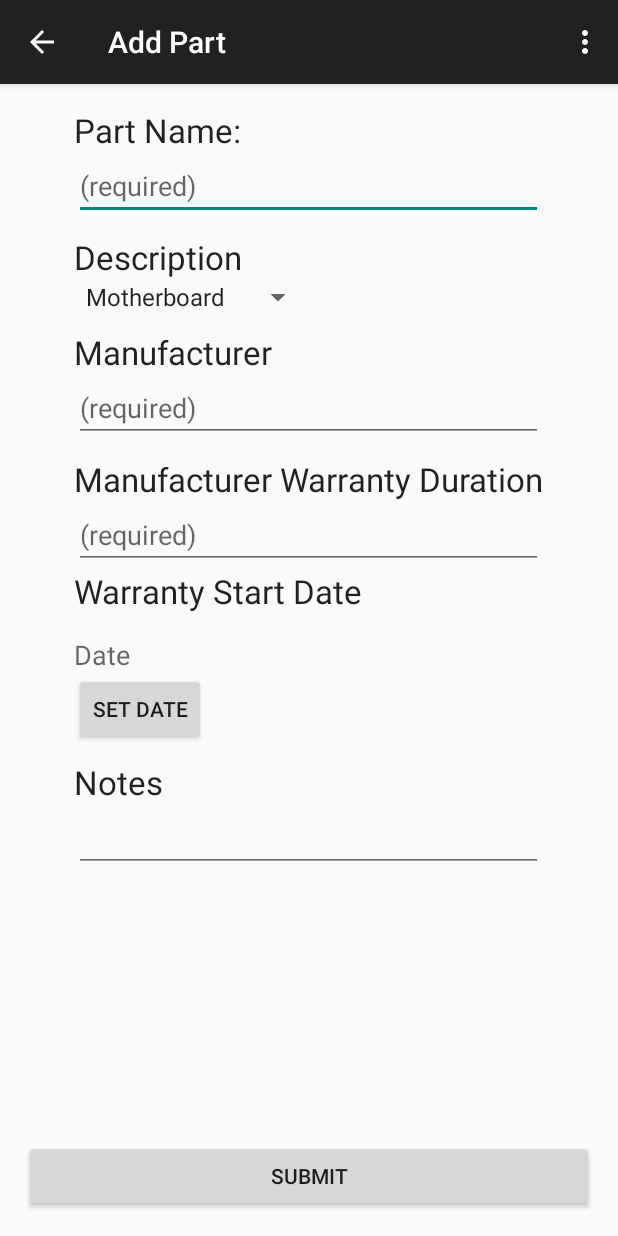
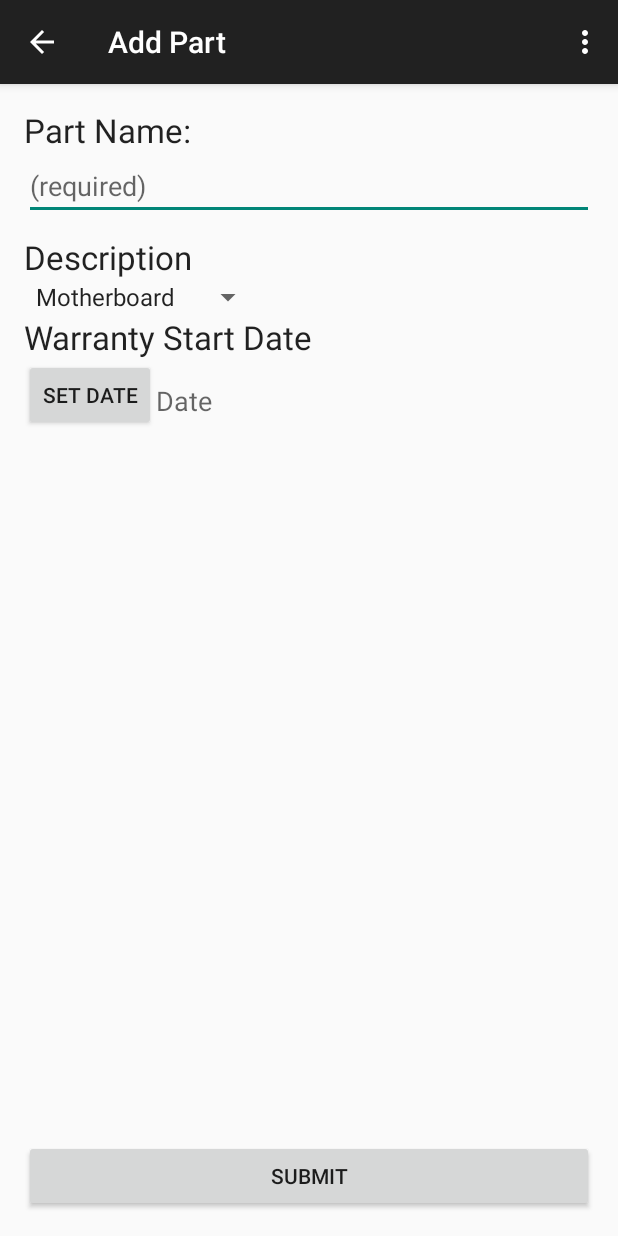
Before and after one commit to Wojonatior/PCPartPlanner, an Android app: the AddPartActivity screen opened directly, with no data from a screen before it, on a phone screen of 412 x 824 dp. Run offline under Robolectric (Android 15) with nearby library versions, the phone set to English and light mode, and no system bars.

Commit message:
Revert 9a7f47e..98b5087
This rolls back to commit 9a7f47ec2108c3209d195e882e5fd0aa1e2363cf.

```diff
--- a/app/src/main/java/cse202/jarekwojo/pcpartplanner/AddPartActivity.java
+++ b/app/src/main/java/cse202/jarekwojo/pcpartplanner/AddPartActivity.java
@@ -25,8 +25,6 @@ public class AddPartActivity extends ActionBarActivity {
 
     private static Date mDate;
     private static TextView mDateText;
-    private static TextView manufacturerText;
-    private static TextView warrantyDurationText;
     //Array of part types for the spinner
     String[] partTypes = new String[] {
         "Motherboard",
@@ -61,8 +59,6 @@ public class AddPartActivity extends ActionBarActivity {
 
         //Reference date
         mDateText = (TextView) findViewById(R.id.dateTextView);
-        manufacturerText = (TextView) findViewById(R.id.addPart_ManufacturerName);
-        warrantyDurationText = (TextView) findViewById(R.id.addPart_warrantyDuration);
 
         //Reference DatePickerButton & on click functionality
         Button datePickerButton = (Button) findViewById(R.id.datePickerButton);
@@ -84,21 +80,11 @@ public class AddPartActivity extends ActionBarActivity {
                 //Assign user input to variables
                 String name = nameTextView.getText().toString();
                 String type = (String) partTypeSpinner.getSelectedItem();
-                String manufacturer = manufacturerText.getText().toString();
-                String warrantyDuration = warrantyDurationText.getText().toString();
                 //Declare and package AddPartActivity return intent (on Activity Result)
                 Intent data = new Intent();
-<<<<<<< HEAD
                 // Add part
                 Part p = new Part(name, type, mDate);
                 data.putExtra(Part.PART_EXTRA, p);
-=======
-                data.putExtra(Part.nameExtra,name);
-                data.putExtra(Part.typeExtra,type);
-                data.putExtra(Part.dateExtra,mDate);
-                data.putExtra(Part.mfgExtra, manufacturer);
-                data.putExtra(Part.warrDurExtra, warrantyDuration);
->>>>>>> origin/master
                 setResult(RESULT_OK, data);
                 //End Activity
                 finish();
--- a/app/src/main/res/layout/activity_add_part.xml
+++ b/app/src/main/res/layout/activity_add_part.xml
@@ -6,15 +6,6 @@
     android:paddingBottom="@dimen/activity_vertical_margin"
     tools:context="cse202.jarekwojo.pcpartplanner.AddPartActivity"
     android:orientation="vertical">
-
-    <ScrollView
-        android:layout_width="wrap_content"
-        android:layout_height="wrap_content"
-        android:id="@+id/scrollView"
-        android:layout_alignParentBottom="false"
-        android:layout_centerHorizontal="true"
-        android:layout_alignParentTop="true"
-        android:layout_above="@+id/addPart_SubmitButton">
 
     <LinearLayout
         android:layout_width="match_parent"
@@ -45,6 +36,15 @@
             android:id="@+id/partTypeLabel"
             android:layout_marginTop="10dp" />
 
+    </LinearLayout>
+
+    <Button
+        android:id="@+id/addPart_SubmitButton"
+        android:layout_width="match_parent"
+        android:layout_height="wrap_content"
+        android:layout_alignParentBottom="true"
+        android:text="Submit"/>
+
     <Spinner
         android:layout_width="wrap_content"
         android:layout_height="wrap_content"
@@ -57,37 +57,18 @@
         android:layout_width="wrap_content"
         android:layout_height="wrap_content"
         android:textAppearance="?android:attr/textAppearanceLarge"
-                android:text="Manufacturer"
-                android:id="@+id/manufacturerNameLabel"
-                android:layout_marginTop="10dp" />
-
-            <EditText
-                android:layout_width="match_parent"
-                android:layout_height="wrap_content"
-                android:id="@+id/addPart_ManufacturerName"
-                android:hint="(required)" />
-
-            <TextView
-                android:layout_width="wrap_content"
-                android:layout_height="wrap_content"
-                android:textAppearance="?android:attr/textAppearanceLarge"
-                android:text="Manufacturer Warranty Duration"
-                android:id="@+id/warrantyDurationLabel"
-                android:layout_marginTop="10dp" />
-
-            <EditText
-                android:layout_width="match_parent"
-                android:layout_height="wrap_content"
-                android:id="@+id/addPart_warrantyDuration"
-                android:hint="(required)" />
-
-            <TextView
-                android:layout_width="wrap_content"
-                android:layout_height="wrap_content"
-                android:textAppearance="?android:attr/textAppearanceLarge"
         android:text="Warranty Start Date"
         android:id="@+id/dateTextLabel"
         android:layout_below="@+id/partTypeSpinner"
+        android:layout_alignParentLeft="true"
+        android:layout_alignParentStart="true" />
+
+    <Button
+        android:layout_width="wrap_content"
+        android:layout_height="wrap_content"
+        android:text="Set Date"
+        android:id="@+id/datePickerButton"
+        android:layout_alignTop="@+id/dateTextView"
         android:layout_alignParentLeft="true"
         android:layout_alignParentStart="true" />
 
@@ -102,37 +83,4 @@
         android:layout_toEndOf="@+id/datePickerButton"
         android:paddingTop="15dp" />
 
-            <Button
-                android:layout_width="wrap_content"
-                android:layout_height="wrap_content"
-                android:text="Set Date"
-                android:id="@+id/datePickerButton"
-                android:layout_alignTop="@+id/dateTextView"
-                android:layout_alignParentLeft="true"
-                android:layout_alignParentStart="true" />
-
-            <TextView
-                android:layout_width="wrap_content"
-                android:layout_height="wrap_content"
-                android:textAppearance="?android:attr/textAppearanceLarge"
-                android:text="Notes"
-                android:id="@+id/Notes"
-                android:layout_marginTop="10dp" />
-
-            <EditText
-                android:layout_width="match_parent"
-                android:layout_height="wrap_content"
-                android:id="@+id/addPart_Notes" />
-
-        </LinearLayout>
-    </ScrollView>
-
-    <Button
-        android:id="@+id/addPart_SubmitButton"
-        android:layout_width="match_parent"
-        android:layout_height="wrap_content"
-        android:text="Submit"
-        android:layout_alignParentBottom="true"
-        android:layout_centerHorizontal="true" />
-
 </RelativeLayout>
--- a/app/src/main/res/layout/part_list_item.xml
+++ b/app/src/main/res/layout/part_list_item.xml
@@ -2,8 +2,7 @@
 <LinearLayout xmlns:android="http://schemas.android.com/apk/res/android"
     android:orientation="vertical"
     android:layout_width="match_parent"
-    android:layout_height="?android:listPreferredItemHeight"
-    android:id="@+id/partListItem">
+    android:layout_height="?android:listPreferredItemHeight">
 
     <TextView
         android:layout_width="wrap_content"
```
Also changed, not shown: app/src/main/java/cse202/jarekwojo/pcpartplanner/MainActivity.java (+0 -9 lines), app/src/main/java/cse202/jarekwojo/pcpartplanner/Part.java (+1 -23 lines). Lines whose indentation alone changed are shown as unchanged.
